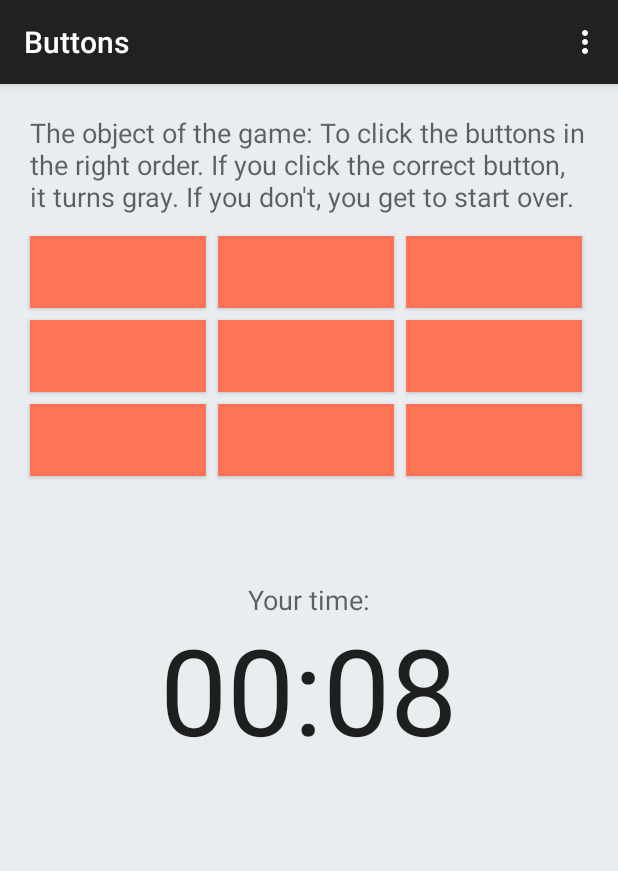
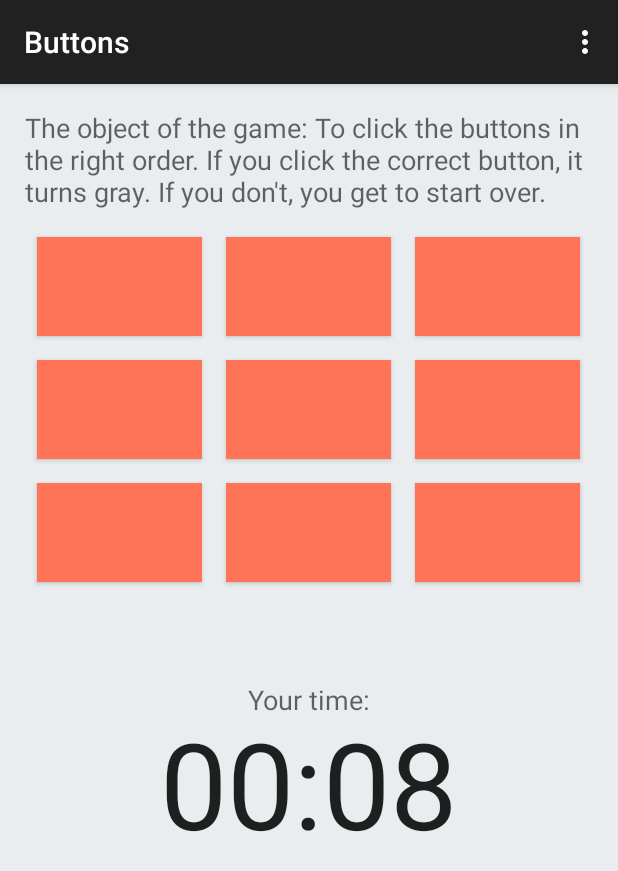
Before and after one commit to lnicolaysen/MemoryButtonGame, an Android app: the screen it shows after launch (MainActivity), on a phone screen of 412 x 824 dp. Shown: the top 871 px of the screen. Run offline under Robolectric (Android 15) with nearby library versions, the phone set to English and light mode, and no system bars.

Commit message:
Fixed sizing issues, changed icon

```diff
--- a/app/src/main/java/edu/augustana/csc490/memorybuttongame/MainActivity.java
+++ b/app/src/main/java/edu/augustana/csc490/memorybuttongame/MainActivity.java
@@ -23,7 +23,7 @@ import java.util.Timer;
 
 public class MainActivity extends ActionBarActivity {
 
-    int device_width, button_width, buttonColor, clickedColor, sequence_index;
+    int device_width, button_width,button_height, buttonColor, clickedColor, sequence_index;
     Display display;
     Chronometer timer;
     Point size;
@@ -70,7 +70,8 @@ public class MainActivity extends ActionBarActivity {
 
         //create buttons and add to @buttons array
         buttons = new Button[9];
-        button_width = device_width / 3 - 30;
+        button_width = (device_width - 122)/3;
+        button_height = (int) (button_width * 0.6);
         buttons[0] = (Button) findViewById(R.id.button1);
         buttons[1] = (Button) findViewById(R.id.button2);
         buttons[2] = (Button) findViewById(R.id.button3);
@@ -85,6 +86,7 @@ public class MainActivity extends ActionBarActivity {
         //set click listener
         for(Button btn: buttons){
             btn.setWidth(button_width);
+            btn.setHeight(button_height);
             btn.setOnClickListener(buttonListener);
         }
 
--- a/app/src/main/res/layout/activity_main.xml
+++ b/app/src/main/res/layout/activity_main.xml
@@ -6,8 +6,6 @@
     android:paddingTop="@dimen/activity_vertical_margin"
     android:columnCount="3"
     android:paddingBottom="@dimen/activity_vertical_margin" tools:context=".MainActivity"
-
-    android:useDefaultMargins="true"
     android:background="#ffe9edf0">
 
     <ImageView
@@ -29,6 +27,7 @@
         android:id="@+id/textView"
         android:layout_row="0"
         android:layout_columnSpan="3"
+
         android:layout_column="0"
         android:layout_marginBottom="@dimen/desc_margin" />
 
@@ -36,6 +35,7 @@
         android:layout_width="wrap_content"
         android:layout_height="wrap_content"
         android:id="@+id/button1"
+        android:layout_margin="@dimen/margins"
         android:layout_row="1"
         android:layout_column="0"
         android:background="@color/ButtonColor" />
@@ -43,6 +43,7 @@
     <Button
         android:layout_width="wrap_content"
         android:layout_height="wrap_content"
+        android:layout_margin="@dimen/margins"
         android:id="@+id/button2"
         android:layout_row="1"
         android:layout_column="1"
@@ -52,6 +53,7 @@
         android:layout_width="wrap_content"
         android:layout_height="wrap_content"
         android:id="@+id/button3"
+        android:layout_margin="@dimen/margins"
         android:layout_row="1"
         android:layout_column="2"
         android:background="@color/ButtonColor" />
@@ -60,6 +62,7 @@
         android:layout_width="wrap_content"
         android:layout_height="wrap_content"
         android:id="@+id/button4"
+        android:layout_margin="@dimen/margins"
         android:layout_row="2"
         android:layout_column="0"
         android:background="@color/ButtonColor" />
@@ -68,6 +71,7 @@
         android:layout_width="wrap_content"
         android:layout_height="wrap_content"
         android:id="@+id/button5"
+        android:layout_margin="@dimen/margins"
         android:layout_row="2"
         android:layout_column="1"
         android:background="@color/ButtonColor" />
@@ -75,6 +79,7 @@
     <Button
         android:layout_width="wrap_content"
         android:layout_height="wrap_content"
+        android:layout_margin="@dimen/margins"
         android:id="@+id/button6"
         android:layout_row="2"
         android:layout_column="2"
@@ -85,6 +90,7 @@
         android:layout_height="wrap_content"
         android:id="@+id/button7"
         android:layout_row="3"
+        android:layout_margin="@dimen/margins"
         android:layout_column="0"
         android:background="@color/ButtonColor" />
 
@@ -94,12 +100,14 @@
         android:id="@+id/button8"
         android:layout_row="3"
         android:layout_column="1"
+        android:layout_margin="@dimen/margins"
         android:background="@color/ButtonColor" />
 
     <Button
         android:layout_width="wrap_content"
         android:layout_height="wrap_content"
         android:id="@+id/button9"
+        android:layout_margin="@dimen/margins"
         android:layout_row="3"
         android:layout_column="2"
         android:background="@color/ButtonColor" />
--- a/app/src/main/res/values/dimens.xml
+++ b/app/src/main/res/values/dimens.xml
@@ -1,7 +1,8 @@
 <resources>
     <!-- Default screen margins, per the Android Design guidelines. -->
-    <dimen name="activity_horizontal_margin">16dp</dimen>
-    <dimen name="activity_vertical_margin">16dp</dimen>
+    <dimen name="activity_horizontal_margin">25px</dimen>
+    <dimen name="activity_vertical_margin">25px</dimen>
+    <dimen name="margins">12px</dimen>
     <dimen name="desc_margin">10dp</dimen>
 
 </resources>
```
Also changed, not shown: app/src/main/ic_launcher-web.png (added), app/src/main/res/mipmap-hdpi/ic_launcher.png, app/src/main/res/mipmap-mdpi/ic_launcher.png, app/src/main/res/mipmap-xhdpi/ic_launcher.png, app/src/main/res/mipmap-xxhdpi/ic_launcher.png, app/src/main/res/mipmap-xxxhdpi/ic_launcher.png (added).
